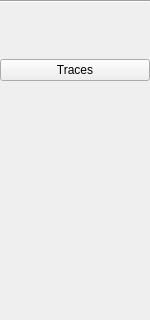
First picture: the form in src/FormImageOverlay.ui, repository gdevic/Z80Explorer, before the edit; both pictures show x 0 to 150 and y 0 to 320 of the 150 by 463 pixel window.
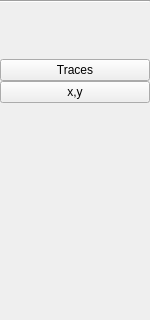
Second picture: the form after the edit.

Commit message: Adding button to center bitmap on user input coords

What changed in the file:
```diff
--- a/src/FormImageOverlay.ui
+++ b/src/FormImageOverlay.ui
@@ -80,6 +80,16 @@
      </property>
     </widget>
    </item>
+   <item>
+    <widget class="QPushButton" name="btCoords">
+     <property name="focusPolicy">
+      <enum>Qt::NoFocus</enum>
+     </property>
+     <property name="text">
+      <string>x,y</string>
+     </property>
+    </widget>
+   </item>
    <item>
     <spacer name="verticalSpacer">
      <property name="orientation">
```
The commit also changes 4 other files.
